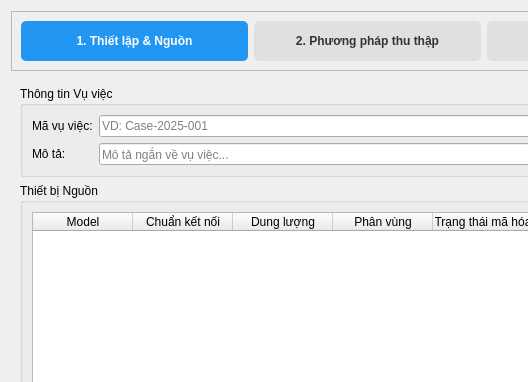
Tlinhk/Windows_forensic, file ui/pages/collect_ui/collect_nonvolatile.ui: the form before one commit; both pictures show x 0 to 528 and y 0 to 382 of the 1200 by 850 pixel window.
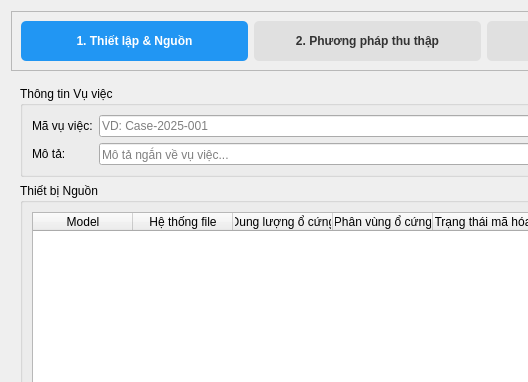
The form after the commit. The open tabs and pages were chosen to show the change.

```diff
--- a/ui/pages/collect_ui/collect_nonvolatile.ui
+++ b/ui/pages/collect_ui/collect_nonvolatile.ui
@@ -200,17 +200,17 @@
             </column>
             <column>
              <property name="text">
-              <string>Chuẩn kết nối</string>
+              <string>Hệ thống file</string>
              </property>
             </column>
             <column>
              <property name="text">
-              <string>Dung lượng</string>
+              <string>Dung lượng ổ cứng</string>
              </property>
             </column>
             <column>
              <property name="text">
-              <string>Phân vùng</string>
+              <string>Phân vùng ổ cứng</string>
              </property>
             </column>
             <column>
```
Left out of the diff: 2 changed lines with no effect on the pictures.
